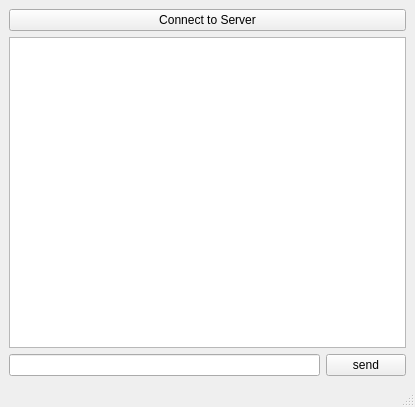
Before: the Qt Designer form practiceClient/mainwindow.ui in sdedge/productionPractice, drawn with Qt 5.
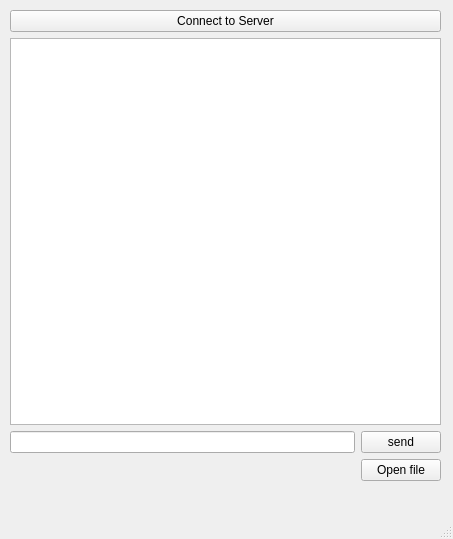
After: the same form once the commit is applied.

Commit message:
Работа с Клиентом
1) Новая компоновка элементов
2) Кнопка выбора файла через диалоговое окно
3) Вывод пути к файлу через Label

What changed in the file:
```diff
--- a/practiceClient/mainwindow.ui
+++ b/practiceClient/mainwindow.ui
@@ -6,28 +6,24 @@
    <rect>
     <x>0</x>
     <y>0</y>
-    <width>415</width>
-    <height>407</height>
+    <width>453</width>
+    <height>539</height>
    </rect>
   </property>
   <property name="windowTitle">
    <string>MainWindow</string>
   </property>
   <widget class="QWidget" name="centralwidget">
+   <widget class="QWidget" name="gridLayoutWidget">
+    <property name="geometry">
+     <rect>
+      <x>10</x>
+      <y>10</y>
+      <width>431</width>
+      <height>471</height>
+     </rect>
+    </property>
    <layout class="QGridLayout" name="gridLayout">
-    <item row="2" column="0">
-     <widget class="QLineEdit" name="lineEdit"/>
-    </item>
-    <item row="2" column="1">
-     <widget class="QPushButton" name="sendPushButton">
-      <property name="text">
-       <string>send</string>
-      </property>
-     </widget>
-    </item>
-    <item row="1" column="0" colspan="2">
-     <widget class="QTextBrowser" name="textBrowser"/>
-    </item>
     <item row="0" column="0" colspan="2">
      <widget class="QPushButton" name="connectToServerPushButton">
       <property name="text">
@@ -35,14 +31,48 @@
       </property>
      </widget>
     </item>
-   </layout>
-  </widget>
+     <item row="1" column="0" colspan="2">
+      <widget class="QTextBrowser" name="textBrowser"/>
+     </item>
+     <item row="2" column="1">
+      <widget class="QPushButton" name="sendPushButton">
+       <property name="text">
+        <string>send</string>
+       </property>
+      </widget>
+     </item>
+     <item row="2" column="0">
+      <widget class="QLineEdit" name="lineEdit"/>
+     </item>
+     <item row="3" column="1">
+      <widget class="QPushButton" name="openFilePushButton">
+       <property name="text">
+        <string>Open file</string>
+       </property>
+      </widget>
+     </item>
+     <item row="3" column="0">
+      <widget class="QLabel" name="filePathLabel">
+       <property name="text">
+        <string/>
+       </property>
+       <property name="alignment">
+        <set>Qt::AlignCenter</set>
+       </property>
+       <property name="wordWrap">
+        <bool>true</bool>
+       </property>
+      </widget>
+     </item>
+    </layout>
+   </widget>
+  </widget>
   <widget class="QMenuBar" name="menubar">
    <property name="geometry">
     <rect>
      <x>0</x>
      <y>0</y>
-     <width>415</width>
+     <width>453</width>
      <height>25</height>
     </rect>
    </property>
```
Lines whose indentation alone changed are shown as unchanged. The commit also changes 2 other files.
